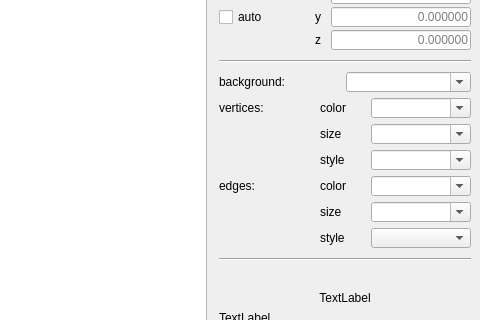
This is src/qt/mainwindow.ui in Dolaxom/C_3DEngine as Qt 5 draws it before an edit; both pictures show x 531 to 1011 and y 375 to 695 of the 1011 by 800 pixel window. The edited form follows.
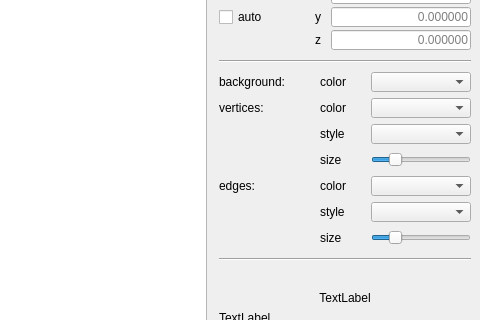
This is the edited form.

Commit message: dropdowns initializer, size sliders

```diff
--- a/src/qt/mainwindow.ui
+++ b/src/qt/mainwindow.ui
@@ -806,13 +806,19 @@
       <item>
        <layout class="QGridLayout" name="lay_bg">
         <property name="horizontalSpacing">
-         <number>2</number>
+         <number>1</number>
         </property>
         <item row="0" column="0">
          <widget class="QLabel" name="bgl">
+          <property name="minimumSize">
+           <size>
+            <width>100</width>
+            <height>20</height>
+           </size>
+          </property>
           <property name="maximumSize">
            <size>
-            <width>150</width>
+            <width>100</width>
             <height>20</height>
            </size>
           </property>
@@ -821,16 +827,41 @@
           </property>
          </widget>
         </item>
-        <item row="0" column="1">
+        <item row="0" column="2">
          <widget class="QComboBox" name="bgcolord">
+          <property name="minimumSize">
+           <size>
+            <width>100</width>
+            <height>20</height>
+           </size>
+          </property>
           <property name="maximumSize">
            <size>
-            <width>150</width>
+            <width>100</width>
             <height>20</height>
            </size>
           </property>
           <property name="editable">
-           <bool>true</bool>
+           <bool>false</bool>
+          </property>
+         </widget>
+        </item>
+        <item row="0" column="1">
+         <widget class="QLabel" name="bgcolorl">
+          <property name="minimumSize">
+           <size>
+            <width>50</width>
+            <height>20</height>
+           </size>
+          </property>
+          <property name="maximumSize">
+           <size>
+            <width>50</width>
+            <height>20</height>
+           </size>
+          </property>
+          <property name="text">
+           <string>color</string>
           </property>
          </widget>
         </item>
@@ -841,6 +872,63 @@
         <property name="horizontalSpacing">
          <number>1</number>
         </property>
+        <item row="2" column="1">
+         <widget class="QLabel" name="vertstylel">
+          <property name="minimumSize">
+           <size>
+            <width>50</width>
+            <height>20</height>
+           </size>
+          </property>
+          <property name="maximumSize">
+           <size>
+            <width>50</width>
+            <height>20</height>
+           </size>
+          </property>
+          <property name="text">
+           <string>style</string>
+          </property>
+         </widget>
+        </item>
+        <item row="2" column="2">
+         <widget class="QComboBox" name="vertstyled">
+          <property name="minimumSize">
+           <size>
+            <width>100</width>
+            <height>20</height>
+           </size>
+          </property>
+          <property name="maximumSize">
+           <size>
+            <width>100</width>
+            <height>20</height>
+           </size>
+          </property>
+          <property name="editable">
+           <bool>false</bool>
+          </property>
+         </widget>
+        </item>
+        <item row="0" column="1">
+         <widget class="QLabel" name="vertcolorl">
+          <property name="minimumSize">
+           <size>
+            <width>50</width>
+            <height>20</height>
+           </size>
+          </property>
+          <property name="maximumSize">
+           <size>
+            <width>50</width>
+            <height>20</height>
+           </size>
+          </property>
+          <property name="text">
+           <string>color</string>
+          </property>
+         </widget>
+        </item>
         <item row="0" column="0">
          <widget class="QLabel" name="vertl">
           <property name="minimumSize">
@@ -860,82 +948,6 @@
           </property>
          </widget>
         </item>
-        <item row="1" column="1">
-         <widget class="QLabel" name="vertsizel">
-          <property name="minimumSize">
-           <size>
-            <width>50</width>
-            <height>20</height>
-           </size>
-          </property>
-          <property name="maximumSize">
-           <size>
-            <width>50</width>
-            <height>20</height>
-           </size>
-          </property>
-          <property name="text">
-           <string>size</string>
-          </property>
-         </widget>
-        </item>
-        <item row="1" column="2">
-         <widget class="QComboBox" name="vertsized">
-          <property name="minimumSize">
-           <size>
-            <width>100</width>
-            <height>20</height>
-           </size>
-          </property>
-          <property name="maximumSize">
-           <size>
-            <width>100</width>
-            <height>20</height>
-           </size>
-          </property>
-          <property name="editable">
-           <bool>true</bool>
-          </property>
-         </widget>
-        </item>
-        <item row="0" column="1">
-         <widget class="QLabel" name="vertcolorl">
-          <property name="minimumSize">
-           <size>
-            <width>50</width>
-            <height>20</height>
-           </size>
-          </property>
-          <property name="maximumSize">
-           <size>
-            <width>50</width>
-            <height>20</height>
-           </size>
-          </property>
-          <property name="text">
-           <string>color</string>
-          </property>
-         </widget>
-        </item>
-        <item row="2" column="1">
-         <widget class="QLabel" name="vertstylel">
-          <property name="minimumSize">
-           <size>
-            <width>50</width>
-            <height>20</height>
-           </size>
-          </property>
-          <property name="maximumSize">
-           <size>
-            <width>50</width>
-            <height>20</height>
-           </size>
-          </property>
-          <property name="text">
-           <string>style</string>
-          </property>
-         </widget>
-        </item>
         <item row="0" column="2">
          <widget class="QComboBox" name="vertcolord">
           <property name="minimumSize">
@@ -951,14 +963,33 @@
            </size>
           </property>
           <property name="editable">
-           <bool>true</bool>
+           <bool>false</bool>
           </property>
          </widget>
         </item>
-        <item row="2" column="2">
-         <widget class="QComboBox" name="vertstyled">
+        <item row="3" column="1">
+         <widget class="QLabel" name="vertsizel">
           <property name="minimumSize">
            <size>
+            <width>50</width>
+            <height>20</height>
+           </size>
+          </property>
+          <property name="maximumSize">
+           <size>
+            <width>50</width>
+            <height>20</height>
+           </size>
+          </property>
+          <property name="text">
+           <string>size</string>
+          </property>
+         </widget>
+        </item>
+        <item row="3" column="2">
+         <widget class="QSlider" name="vertsizes">
+          <property name="minimumSize">
+           <size>
             <width>100</width>
             <height>20</height>
            </size>
@@ -969,8 +1000,14 @@
             <height>20</height>
            </size>
           </property>
-          <property name="editable">
-           <bool>true</bool>
+          <property name="maximum">
+           <number>5</number>
+          </property>
+          <property name="sliderPosition">
+           <number>1</number>
+          </property>
+          <property name="orientation">
+           <enum>Qt::Horizontal</enum>
           </property>
          </widget>
         </item>
@@ -996,45 +1033,7 @@
            </size>
           </property>
           <property name="editable">
-           <bool>true</bool>
-          </property>
-         </widget>
-        </item>
-        <item row="1" column="1">
-         <widget class="QLabel" name="edgesizel">
-          <property name="minimumSize">
-           <size>
-            <width>50</width>
-            <height>20</height>
-           </size>
-          </property>
-          <property name="maximumSize">
-           <size>
-            <width>50</width>
-            <height>20</height>
-           </size>
-          </property>
-          <property name="text">
-           <string>size</string>
-          </property>
-         </widget>
-        </item>
-        <item row="0" column="1">
-         <widget class="QLabel" name="edgecolorl">
-          <property name="minimumSize">
-           <size>
-            <width>50</width>
-            <height>20</height>
-           </size>
-          </property>
-          <property name="maximumSize">
-           <size>
-            <width>50</width>
-            <height>20</height>
-           </size>
-          </property>
-          <property name="text">
-           <string>color</string>
+           <bool>false</bool>
           </property>
          </widget>
         </item>
@@ -1057,6 +1056,25 @@
           </property>
          </widget>
         </item>
+        <item row="0" column="1">
+         <widget class="QLabel" name="edgecolorl">
+          <property name="minimumSize">
+           <size>
+            <width>50</width>
+            <height>20</height>
+           </size>
+          </property>
+          <property name="maximumSize">
+           <size>
+            <width>50</width>
+            <height>20</height>
+           </size>
+          </property>
+          <property name="text">
+           <string>color</string>
+          </property>
+         </widget>
+        </item>
         <item row="2" column="1">
          <widget class="QLabel" name="edgestylel">
           <property name="minimumSize">
@@ -1076,28 +1094,6 @@
           </property>
          </widget>
         </item>
-        <item row="1" column="2">
-         <widget class="QComboBox" name="edgesized">
-          <property name="minimumSize">
-           <size>
-            <width>100</width>
-            <height>20</height>
-           </size>
-          </property>
-          <property name="maximumSize">
-           <size>
-            <width>100</width>
-            <height>20</height>
-           </size>
-          </property>
-          <property name="editable">
-           <bool>true</bool>
-          </property>
-          <property name="placeholderText">
-           <string>1</string>
-          </property>
-         </widget>
-        </item>
         <item row="2" column="2">
          <widget class="QComboBox" name="edgestyled">
           <property name="minimumSize">
@@ -1113,7 +1109,51 @@
            </size>
           </property>
           <property name="placeholderText">
-           <string>plain</string>
+           <string/>
+          </property>
+         </widget>
+        </item>
+        <item row="3" column="1">
+         <widget class="QLabel" name="edgesizel">
+          <property name="minimumSize">
+           <size>
+            <width>50</width>
+            <height>20</height>
+           </size>
+          </property>
+          <property name="maximumSize">
+           <size>
+            <width>50</width>
+            <height>20</height>
+           </size>
+          </property>
+          <property name="text">
+           <string>size</string>
+          </property>
+         </widget>
+        </item>
+        <item row="3" column="2">
+         <widget class="QSlider" name="edgesizes">
+          <property name="minimumSize">
+           <size>
+            <width>100</width>
+            <height>20</height>
+           </size>
+          </property>
+          <property name="maximumSize">
+           <size>
+            <width>100</width>
+            <height>20</height>
+           </size>
+          </property>
+          <property name="maximum">
+           <number>5</number>
+          </property>
+          <property name="sliderPosition">
+           <number>1</number>
+          </property>
+          <property name="orientation">
+           <enum>Qt::Horizontal</enum>
           </property>
          </widget>
         </item>
```
The commit also changes 2 other files.
